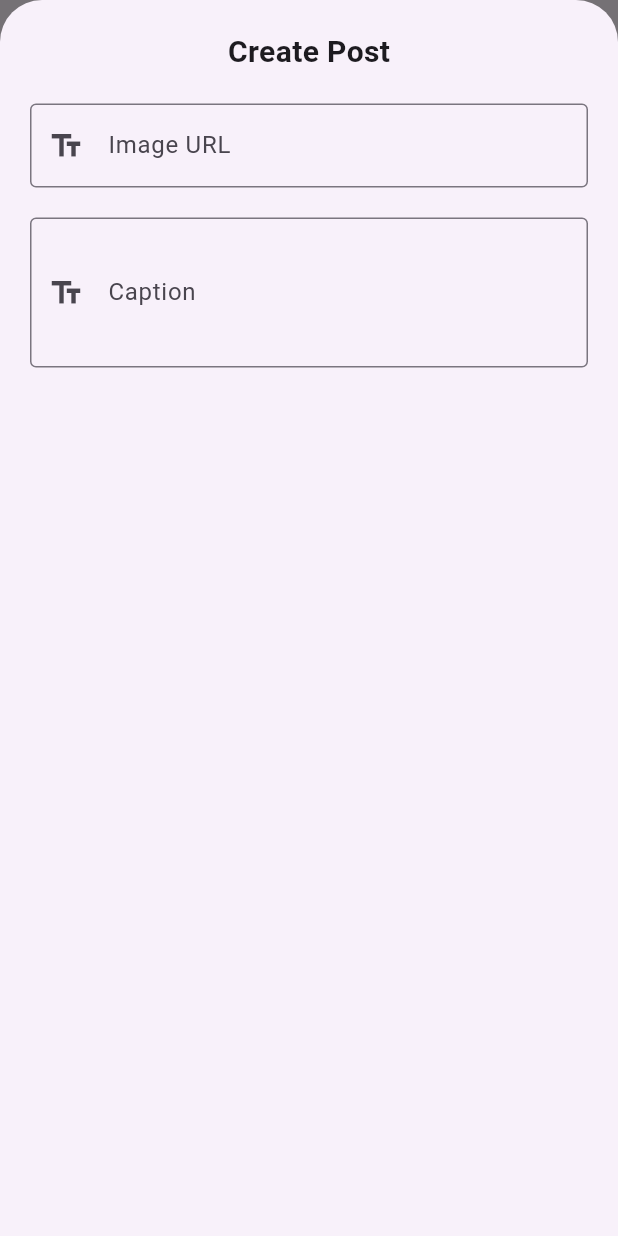
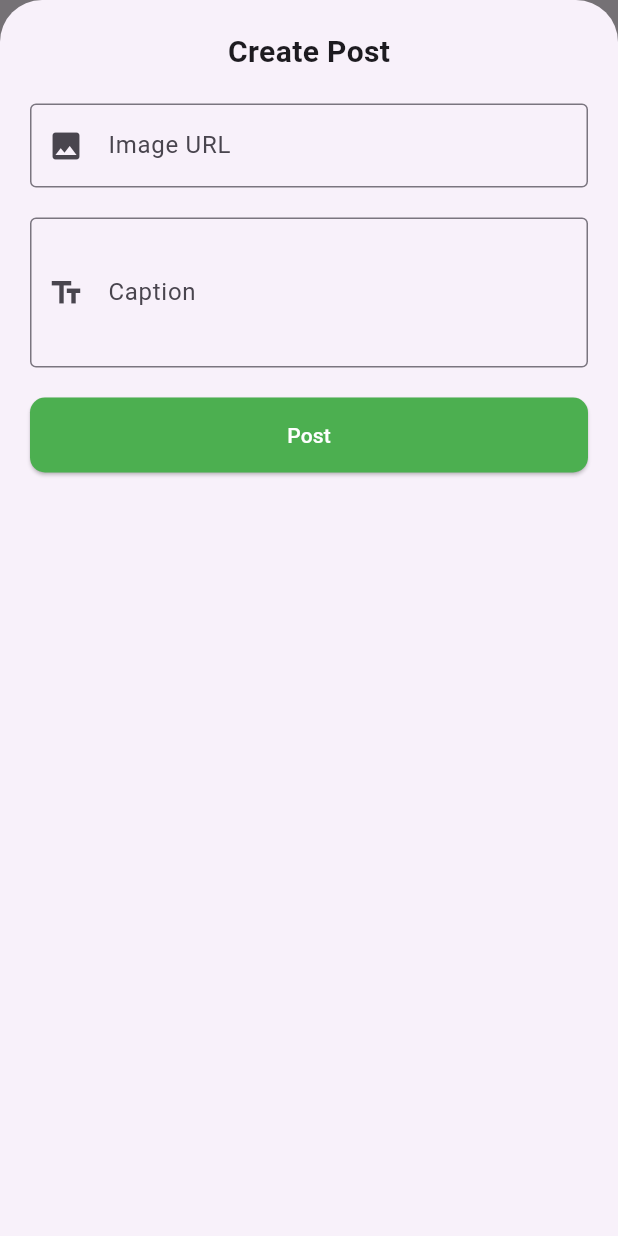
Before and after one commit to annekoyya/Lab3_flutter, a Flutter app: the SocialMediaPage screen opened directly with empty values, after a tap on the "add" icon, on a phone screen of 412 x 824 dp. Run offline on Flutter 3.47's test engine with Material 3 defaults, Android fonts, the phone set to English and light mode, and no system bars; network calls fail.

```diff
--- a/l3/lib/social_media/create_post_sheet.dart
+++ b/l3/lib/social_media/create_post_sheet.dart
@@ -4,42 +4,39 @@ import 'package:l3/social_media/post.dart';
 class CreatePostSheet extends StatefulWidget {
   final String userName;
 
-
   const CreatePostSheet({
     required this.userName,
     super.key});
 
   @override
-  State<CreatePostSheet> createState() => _CreatePostSheetState ();
+  State<CreatePostSheet> createState() => _CreatePostSheetState();
 }
 
 class _CreatePostSheetState extends State<CreatePostSheet> {
   final TextEditingController _captionController = TextEditingController();
   final TextEditingController _imageController = TextEditingController();
 
-
   void submitPost() {
     final String caption = _captionController.text.trim();
     final String imageUrl = _imageController.text.trim();
 
-    if (caption.isNotEmpty || imageUrl.isNotEmpty) {
+    // FIX: Check if fields are EMPTY, not if they're NOT empty
+    if (caption.isEmpty || imageUrl.isEmpty) {
       ScaffoldMessenger.of(context).showSnackBar(
-        const SnackBar(content: Text('Complete both fields before submitting.  ')),
+        const SnackBar(content: Text('Please complete both fields before submitting.')),
       );
       return;
     }
-
 
     final Post newPost = Post(
       userName: widget.userName,
       caption: caption,
       imageUrl: imageUrl,
     );
-  Navigator.pop(context, newPost);
+    Navigator.pop(context, newPost);
+  }
 
-  }
   @override
-
   void dispose() {
     _captionController.dispose();
     _imageController.dispose();
@@ -47,15 +44,14 @@ class _CreatePostSheetState extends State<CreatePostSheet> {
   }
 
   @override
-
   Widget build(BuildContext context) {
     return Padding(
       padding: EdgeInsets.only(
-        left:20,
-        right:20,
-        top:20,
+        left: 20,
+        right: 20,
+        top: 20,
         bottom: MediaQuery.of(context).viewInsets.bottom + 20,
-    ),
+      ),
       child: Column(
         children: [
           const Text('Create Post', style: TextStyle(fontSize: 20, fontWeight: FontWeight.bold)),
@@ -65,7 +61,7 @@ class _CreatePostSheetState extends State<CreatePostSheet> {
             controller: _imageController,
             decoration: const InputDecoration(
               labelText: 'Image URL',
-              prefixIcon: Icon(Icons.text_fields),
+              prefixIcon: Icon(Icons.image), // Better icon for image
               border: OutlineInputBorder(),
             ),
           ),
@@ -86,8 +82,22 @@ class _CreatePostSheetState extends State<CreatePostSheet> {
             ),
           ),
 
-        ]
-      )
+          const SizedBox(height: 20),
+
+          ElevatedButton(
+            onPressed: submitPost,
+            style: ElevatedButton.styleFrom(
+              minimumSize: const Size(double.infinity, 50),
+              backgroundColor: Colors.green,
+              foregroundColor: Colors.white,
+              shape: RoundedRectangleBorder(
+                borderRadius: BorderRadius.circular(10),
+              ),
+            ),
+            child: const Text('Post'),
+          ),
+        ],
+      ),
     );
   }
 }
--- a/l3/lib/social_media/post_card.dart
+++ b/l3/lib/social_media/post_card.dart
@@ -51,7 +51,7 @@ class _PostCardState extends State<PostCard> {
         children: [
           ListTile(
             leading: CircleAvatar(
-              backgroundColor: Colors.lightGreenAccent,
+              backgroundColor: const Color.fromARGB(255, 233, 105, 125),
               child: Text(widget.post.userName[0].toUpperCase(),
               style: const TextStyle(color: Colors.white)),
             ),
@@ -120,7 +120,7 @@ class _PostCardState extends State<PostCard> {
                 IconButton(
                   onPressed: addComment,
                   icon: const Icon(Icons.send),
-                  color: Colors.green,
+                  color: const Color.fromARGB(255, 255, 150, 229),
                 ),
               ],
             ),
--- a/l3/lib/social_media/social_media.dart
+++ b/l3/lib/social_media/social_media.dart
@@ -57,7 +57,7 @@ class _SocialMediaPageState extends State<SocialMediaPage> {
             ),
       floatingActionButton: FloatingActionButton(
         onPressed: _createPost,
-        backgroundColor: Colors.green,
+        backgroundColor: const Color.fromARGB(255, 149, 76, 175),
         foregroundColor: Colors.white,
         tooltip: 'Create Post',
         child: const Icon(Icons.add),
```
Also changed, not shown: l3/lib/home_page.dart (+1 -39 lines).
